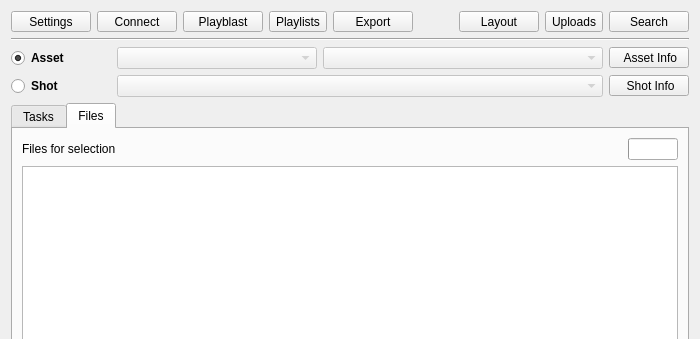
The window that module/wildchildanimation/gui/forms/maya/swing_desktop.ui (dearyangyu/swing) describes before a commit, drawn with Qt 5; both pictures show x 0 to 700 and y 0 to 339 of the 700 by 491 pixel window.
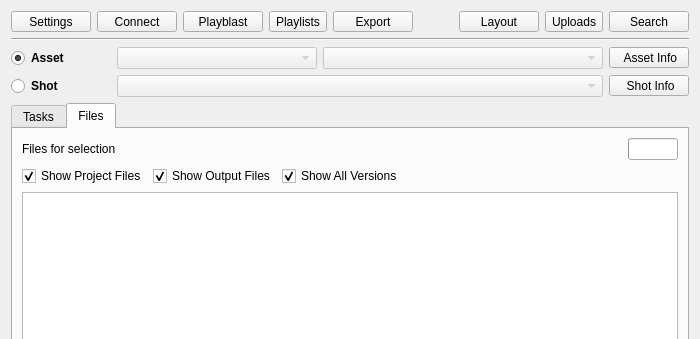
The same window after the commit. The open tabs and pages were chosen to show the change.

What changed in the file:
```diff
--- a/module/wildchildanimation/gui/forms/maya/swing_desktop.ui
+++ b/module/wildchildanimation/gui/forms/maya/swing_desktop.ui
@@ -6,7 +6,7 @@
    <rect>
     <x>0</x>
     <y>0</y>
-    <width>650</width>
+    <width>668</width>
     <height>491</height>
    </rect>
   </property>
@@ -557,6 +557,62 @@
              </item>
             </layout>
            </item>
+           <item>
+            <layout class="QHBoxLayout" name="horizontalLayout_6">
+             <item>
+              <widget class="QCheckBox" name="checkBoxProjectFiles">
+               <property name="toolTip">
+                <string>Show or hide Project files</string>
+               </property>
+               <property name="text">
+                <string>Show Project Files</string>
+               </property>
+               <property name="checked">
+                <bool>true</bool>
+               </property>
+              </widget>
+             </item>
+             <item>
+              <widget class="QCheckBox" name="checkBoxOutputFiles">
+               <property name="toolTip">
+                <string>Show or hide Output files</string>
+               </property>
+               <property name="text">
+                <string>Show Output Files</string>
+               </property>
+               <property name="checked">
+                <bool>true</bool>
+               </property>
+              </widget>
+             </item>
+             <item>
+              <widget class="QCheckBox" name="checkBoxAllVersions">
+               <property name="toolTip">
+                <string>Show latest version or all versions</string>
+               </property>
+               <property name="text">
+                <string>Show All Versions</string>
+               </property>
+               <property name="checked">
+                <bool>true</bool>
+               </property>
+              </widget>
+             </item>
+             <item>
+              <spacer name="horizontalSpacer_8">
+               <property name="orientation">
+                <enum>Qt::Horizontal</enum>
+               </property>
+               <property name="sizeHint" stdset="0">
+                <size>
+                 <width>40</width>
+                 <height>20</height>
+                </size>
+               </property>
+              </spacer>
+             </item>
+            </layout>
+           </item>
            <item>
             <widget class="QTableView" name="tableViewFiles"/>
            </item>
```
Left out of the diff: 2 changed lines with no effect on the pictures.
